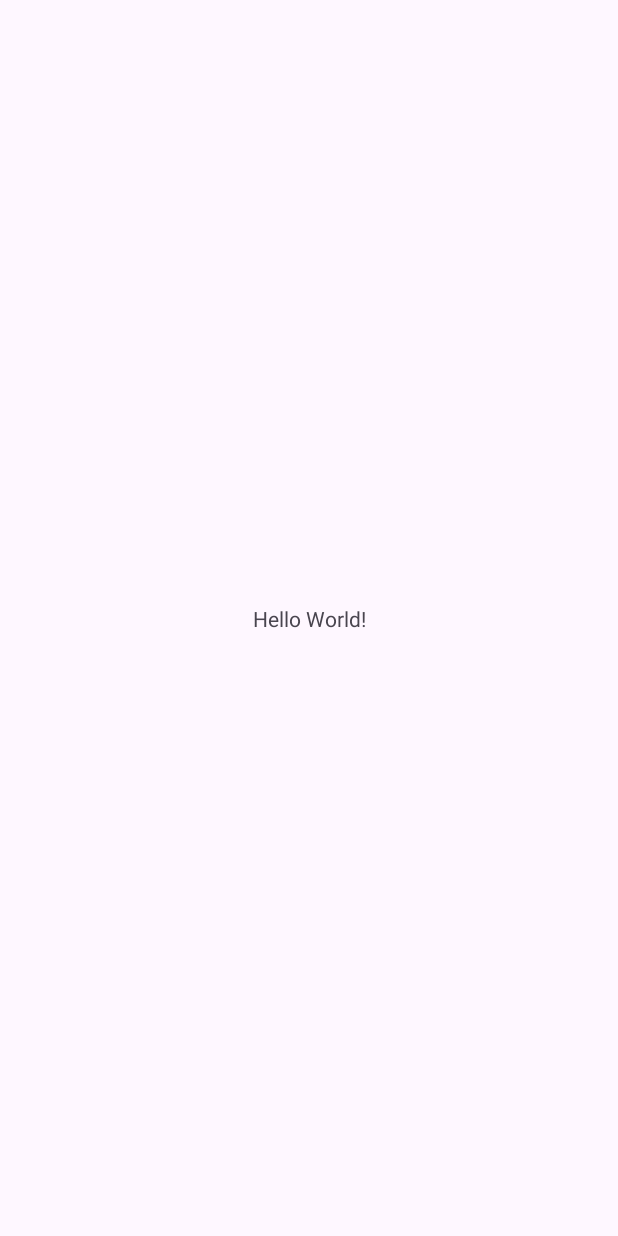
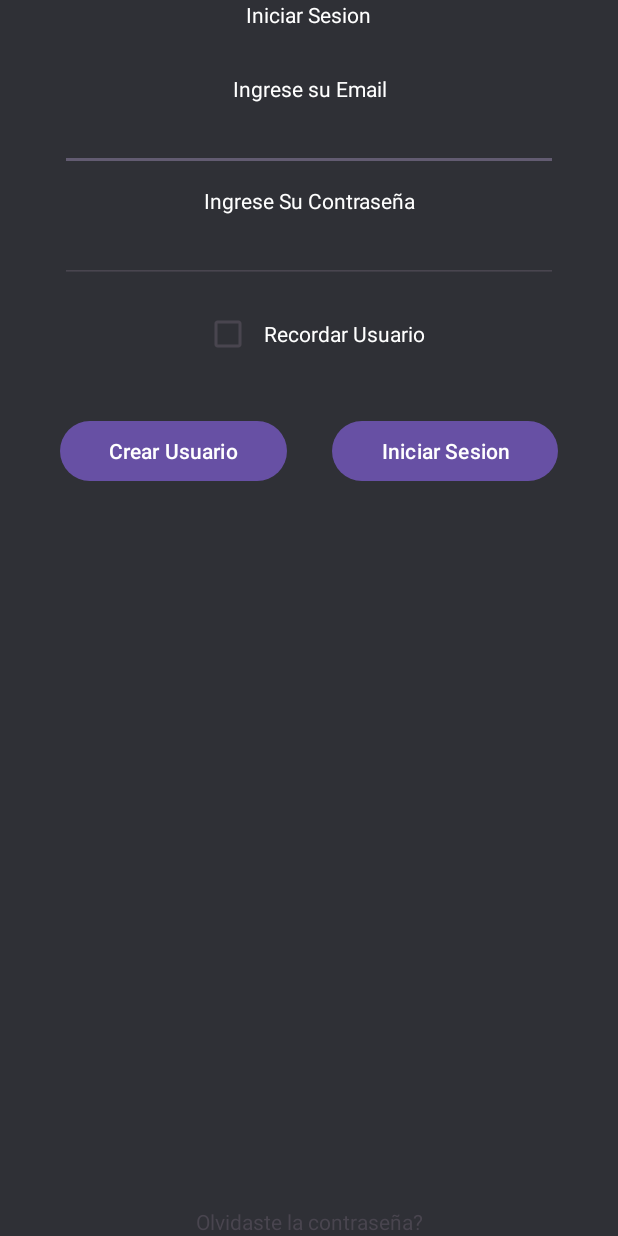
Before and after one commit to EmiLuca/Portafolio-cripto, an Android app: the screen it shows after launch (MainActivity), on a phone screen of 412 x 824 dp. Before the commit the screen is almost empty. Run offline under Robolectric (Android 15) with nearby library versions, the phone set to English and light mode, and no system bars.

Commit message:
maquetado login y pantalla principal

```diff
--- a/app/src/main/AndroidManifest.xml
+++ b/app/src/main/AndroidManifest.xml
@@ -12,6 +12,9 @@
         android:supportsRtl="true"
         android:theme="@style/Theme.TP_GrupoL">
         <activity
+            android:name=".Portafolio"
+            android:exported="false" />
+        <activity
             android:name=".MainActivity"
             android:exported="true">
             <intent-filter>
--- a/app/src/main/res/layout/activity_main.xml
+++ b/app/src/main/res/layout/activity_main.xml
@@ -1,19 +1,117 @@
 <?xml version="1.0" encoding="utf-8"?>
-<androidx.constraintlayout.widget.ConstraintLayout xmlns:android="http://schemas.android.com/apk/res/android"
+<LinearLayout xmlns:android="http://schemas.android.com/apk/res/android"
     xmlns:app="http://schemas.android.com/apk/res-auto"
     xmlns:tools="http://schemas.android.com/tools"
     android:id="@+id/main"
     android:layout_width="match_parent"
     android:layout_height="match_parent"
-    tools:context=".MainActivity">
+    tools:context=".MainActivity"
+    android:orientation="vertical"
+    android:background="@color/material_dynamic_neutral20"
+    >
 
     <TextView
         android:layout_width="wrap_content"
         android:layout_height="wrap_content"
-        android:text="Hello World!"
-        app:layout_constraintBottom_toBottomOf="parent"
+        android:gravity="center_horizontal"
+        android:text="Iniciar Sesion"
+        android:textColor="@color/white"
+        android:layout_gravity="center_horizontal"
         app:layout_constraintEnd_toEndOf="parent"
         app:layout_constraintStart_toStartOf="parent"
-        app:layout_constraintTop_toTopOf="parent" />
+    />
 
-</androidx.constraintlayout.widget.ConstraintLayout>
+    <TextView
+        android:layout_width="match_parent"
+        android:layout_height="wrap_content"
+        android:gravity="center_horizontal"
+        android:text="Ingrese su Email"
+        android:textColor="@color/white"
+        android:layout_marginTop="30dp"
+        app:layout_constraintEnd_toEndOf="parent"
+        app:layout_constraintTop_toTopOf="parent"/>
+    <EditText
+        android:id="@+id/Nombre"
+        android:layout_width="match_parent"
+        android:layout_height="wrap_content"
+        android:layout_marginStart="40dp"
+        android:layout_marginEnd="40dp"
+        android:layout_marginBottom="10dp"
+        android:inputType="text"
+        />
+    <TextView
+        android:layout_width="match_parent"
+        android:layout_height="wrap_content"
+        android:gravity="center_horizontal"
+        android:text="Ingrese Su Contraseña"
+        android:textColor="@color/white"
+        app:layout_constraintEnd_toEndOf="parent"
+        app:layout_constraintStart_toStartOf="parent"
+        />
+
+    <EditText
+        android:id="@+id/Contraseña"
+        android:layout_width="match_parent"
+        android:layout_height="wrap_content"
+        android:layout_marginStart="40dp"
+        android:layout_marginEnd="40dp"
+        android:layout_marginBottom="10dp"
+        android:inputType="text" />
+
+    <LinearLayout
+        android:layout_width="wrap_content"
+        android:layout_height="wrap_content"
+        android:layout_gravity="center_horizontal"
+        android:layout_marginBottom="30dp"
+        android:orientation="horizontal">
+
+        <CheckBox
+            android:id="@+id/BoxUsuario"
+            android:layout_width="match_parent"
+            android:layout_height="wrap_content"
+           ></CheckBox>
+
+        <TextView
+            android:layout_width="match_parent"
+            android:layout_height="wrap_content"
+            android:text="Recordar Usuario"
+            android:textColor="@color/white"
+            app:layout_constraintEnd_toEndOf="parent"
+            app:layout_constraintStart_toStartOf="parent"
+             />
+    </LinearLayout>
+
+    <LinearLayout
+        android:layout_width="match_parent"
+        android:layout_height="50dp"
+        android:layout_marginEnd="20dp"
+        android:layout_marginBottom="360dp"
+        android:layout_weight="1">
+
+        <Button
+            android:id="@+id/Guardarusuario"
+            android:layout_width="wrap_content"
+            android:layout_height="wrap_content"
+            android:layout_marginStart="40dp"
+            android:layout_marginEnd="20dp"
+            android:layout_weight="0.5"
+            android:text="Crear Usuario" />
+
+        <Button
+            android:id="@+id/IniciarSesion"
+            android:layout_width="wrap_content"
+            android:layout_height="wrap_content"
+            android:layout_marginStart="10dp"
+            android:layout_marginEnd="20dp"
+            android:layout_weight="0.5"
+            android:text="Iniciar Sesion" />
+
+    </LinearLayout>
+
+    <TextView
+        android:layout_width="match_parent"
+        android:layout_height="wrap_content"
+        android:gravity="center_horizontal"
+        android:text="Olvidaste la contraseña?"
+        ></TextView>
+</LinearLayout>
```
Also changed, not shown: app/src/main/java/com/example/tp_grupol/Portafolio.kt (added, +20 -0 lines), app/src/main/res/layout/activity_portafolio.xml (added, +102 -0 lines).
